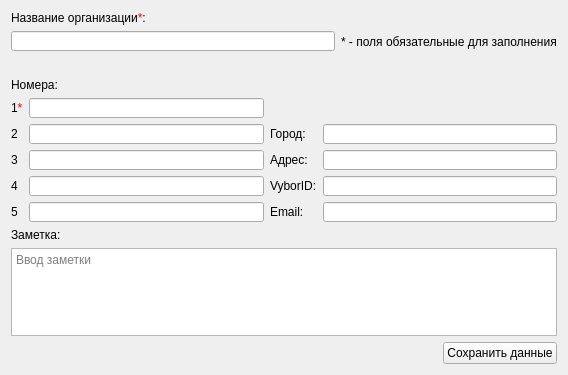
Above: src/AddOrgContactDialog.ui from okostynchuk/Outcall before the change. Below: the same form after it.
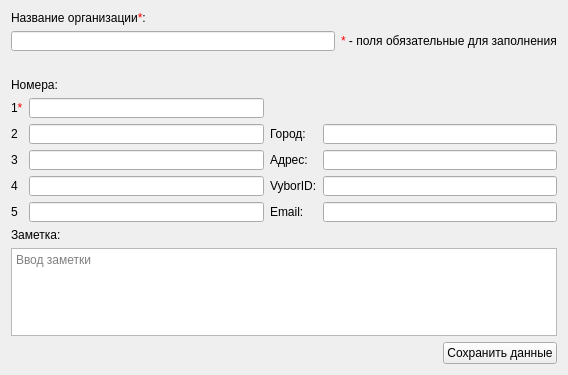
That is the form after the change. Icons and pictures are not drawn.

```diff
--- a/src/AddOrgContactDialog.ui
+++ b/src/AddOrgContactDialog.ui
@@ -68,7 +68,7 @@
        <item row="0" column="1">
         <widget class="QLabel" name="label_13">
          <property name="text">
-          <string>* - поля обязательные для заполнения</string>
+          <string>&lt;span style = &quot;color: red;&quot;&gt;*&lt;/span&gt; - поля обязательные для заполнения</string>
          </property>
         </widget>
        </item>
```
